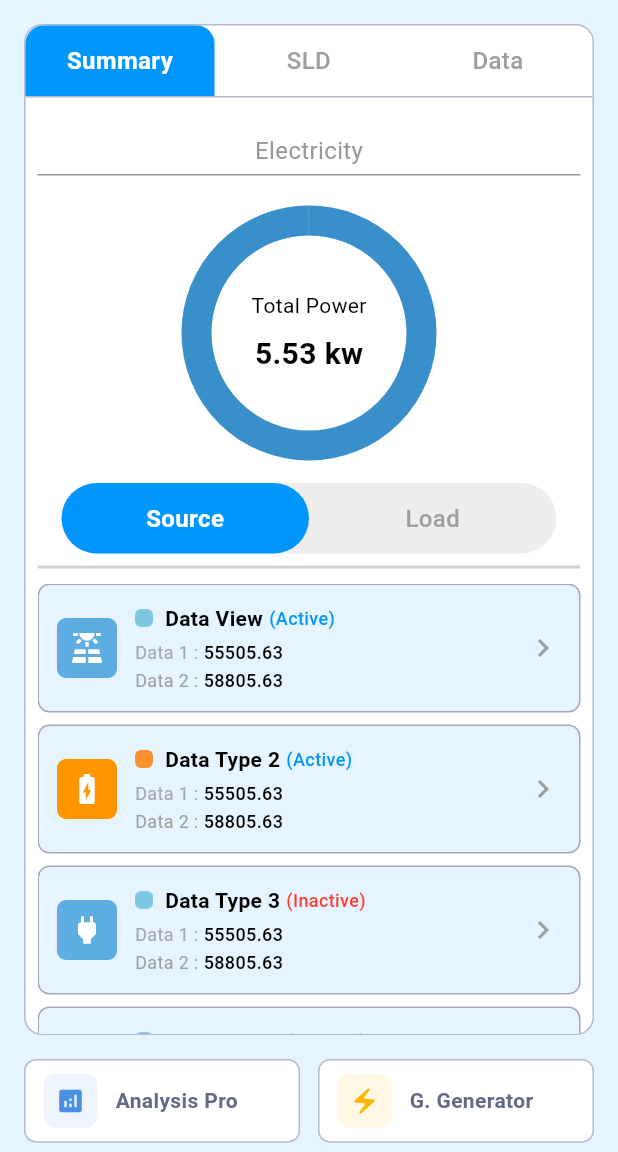
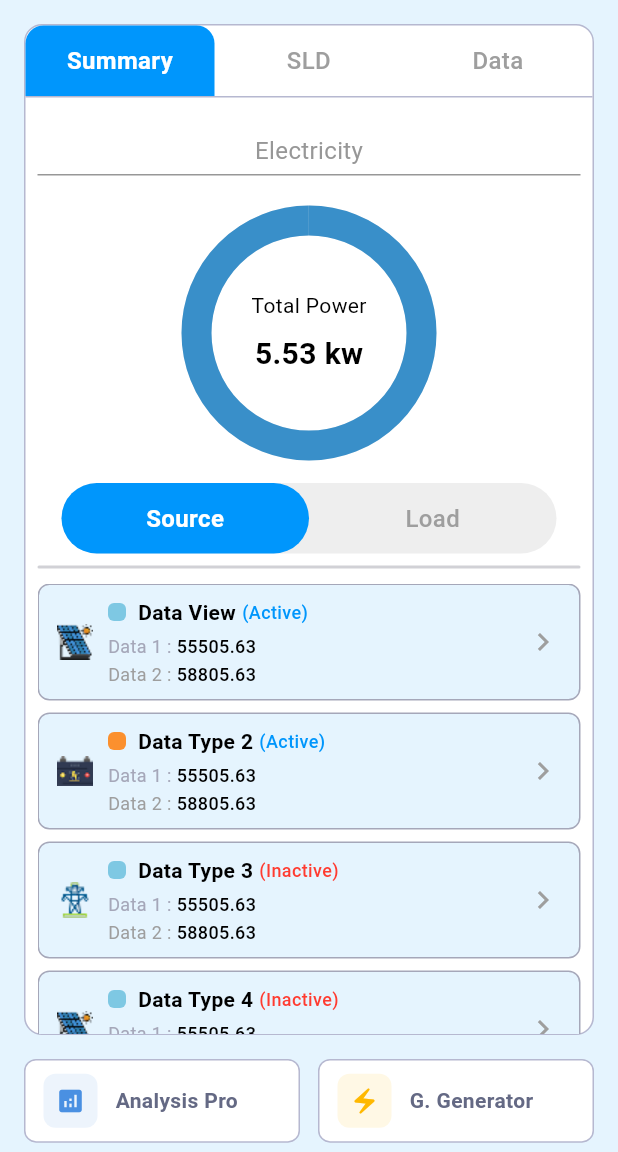
Before and after one commit to Md-Sakibul-Hasan/task_app, a Flutter app: the HomeView screen opened directly, on a phone screen of 412 x 824 dp, the part 84-1236 px from its top. Run offline on Flutter 3.47's test engine with Material 3 defaults, Android fonts, the phone set to English and light mode, and no system bars; our stand-ins replace flutter_svg, get.

Commit message:
set icons to the item card widget

```diff
--- a/lib/models/data_item_model.dart
+++ b/lib/models/data_item_model.dart
@@ -6,7 +6,7 @@ class DataItemModel {
   final String statusText;
   final Color statusColor;
   final bool isActive;
-  final IconData icon;
+  final String icon;
   final Color iconBackgroundColor;
   final Color titleIconColor;
   final String data1Label;
@@ -38,7 +38,7 @@ class DataItemModel {
         statusText: 'Active',
         statusColor: const Color(0xFF0096FC),
         isActive: true,
-        icon: Icons.solar_power,
+        icon: "assets/images/solar_cell.png",
         iconBackgroundColor: const Color(0xFF5DADE2),
         titleIconColor: const Color(0xFF7EC8E3),
         data1Label: 'Data 1',
@@ -52,7 +52,7 @@ class DataItemModel {
         statusText: 'Active',
         statusColor: const Color(0xFF0096FC),
         isActive: true,
-        icon: Icons.battery_charging_full,
+        icon: "assets/images/bettery.png",
         iconBackgroundColor: const Color(0xFFFF9500),
         titleIconColor: const Color(0xFFFB902E),
         data1Label: 'Data 1',
@@ -66,7 +66,7 @@ class DataItemModel {
         statusText: 'Inactive',
         statusColor: const Color(0xFFFF3B30),
         isActive: false,
-        icon: Icons.power,
+        icon: "assets/images/power.png",
         iconBackgroundColor: const Color(0xFF5DADE2),
         titleIconColor: const Color(0xFF7EC8E3),
         data1Label: 'Data 1',
@@ -80,7 +80,7 @@ class DataItemModel {
         statusText: 'Inactive',
         statusColor: const Color(0xFFFF3B30),
         isActive: false,
-        icon: Icons.power,
+        icon: "assets/images/solar_cell.png",
         iconBackgroundColor: const Color(0xFF5DADE2),
         titleIconColor: const Color(0xFF7EC8E3),
         data1Label: 'Data 1',
--- a/lib/widgets/item_card_widget.dart
+++ b/lib/widgets/item_card_widget.dart
@@ -1,10 +1,11 @@
 import 'package:flutter/material.dart';
+import 'package:flutter_svg/flutter_svg.dart';
 
 class ItemCardWidget extends StatelessWidget {
   final String title;
   final String? statusText;
   final Color? statusColor;
-  final IconData icon;
+  final String icon;
   final Color iconBackgroundColor;
   final Color titleIconColor;
   final String data1Label;
@@ -34,7 +35,7 @@ class ItemCardWidget extends StatelessWidget {
       onTap: onTap,
       child: Container(
         margin: const EdgeInsets.only(bottom: 8),
-        padding: const EdgeInsets.all(12),
+        padding: const EdgeInsets.symmetric(horizontal: 12, vertical: 8),
         decoration: BoxDecoration(
           color: const Color(0xFFE5F4FE),
           borderRadius: BorderRadius.circular(8),
@@ -43,20 +44,10 @@ class ItemCardWidget extends StatelessWidget {
         child: Row(
           children: [
             // Icon
-            Container(
-              width: 40,
-              height: 40,
-              decoration: BoxDecoration(
-                color: iconBackgroundColor,
-                borderRadius: BorderRadius.circular(6),
-              ),
-              child: Icon(
-                icon,
-                color: Colors.white,
-                size: 24,
-              ),
+            Image.asset(
+              icon,
             ),
-            const SizedBox(width: 12),
+            const SizedBox(width: 10),
             // Data
             Expanded(
               child: Column(
```
Also changed, not shown: assets/images/bettery.png (added), assets/images/power.png (added), assets/images/solar_cell.png (added).
